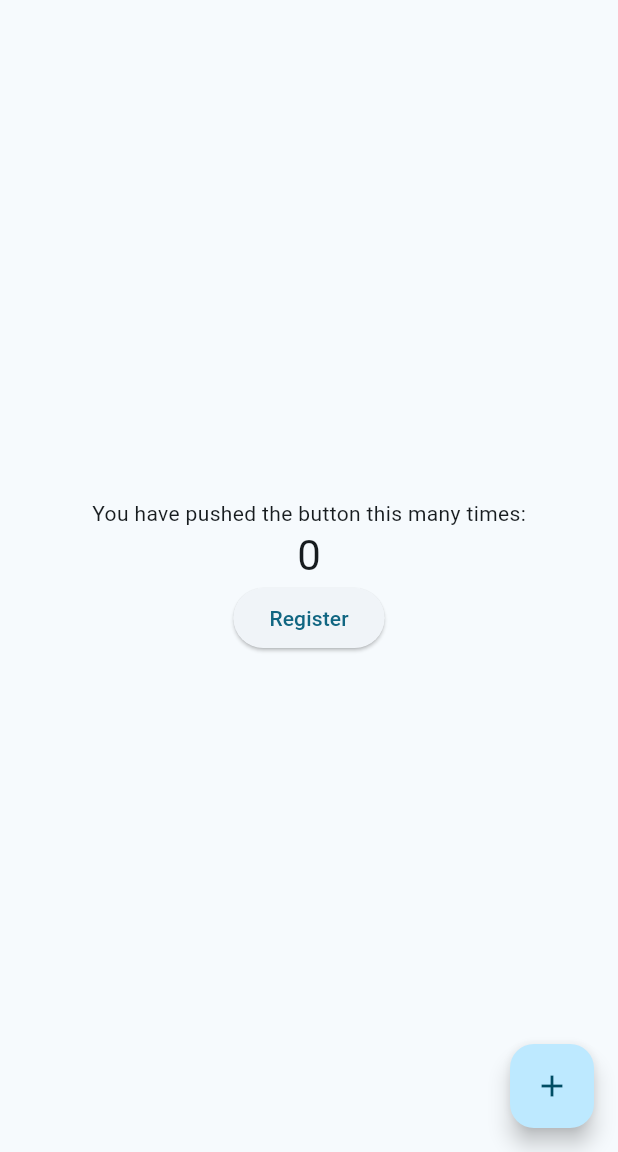
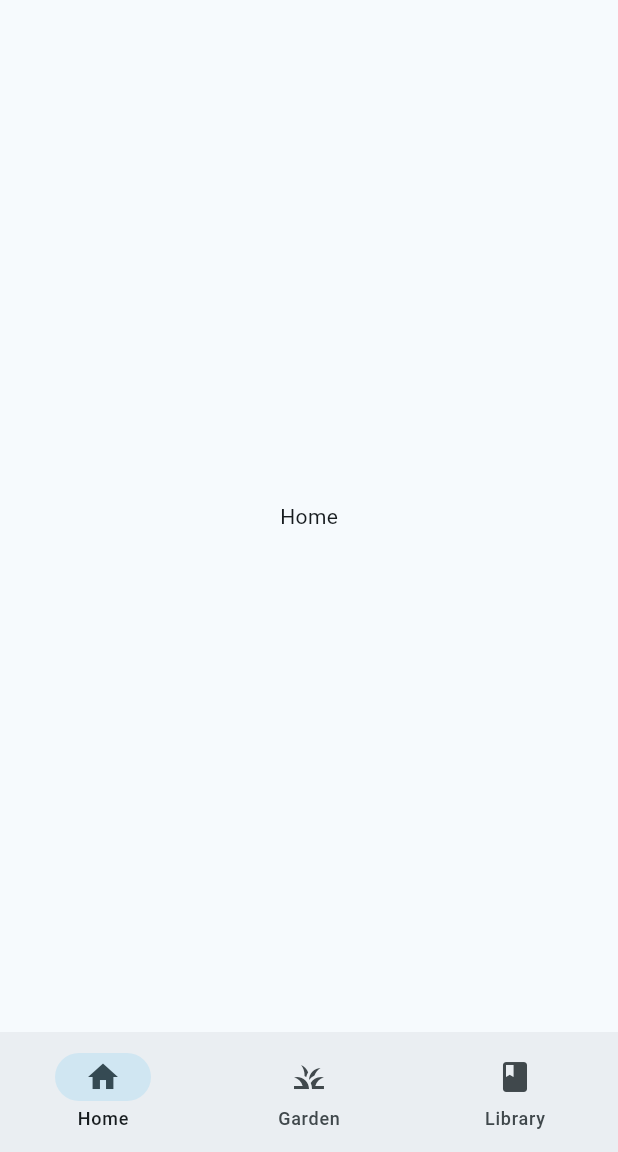
Before and after one commit to jfelic/leaf-n-lit, a Flutter app: the screen it shows after launch, on a phone screen of 412 x 824 dp, the part 84-1236 px from its top. Run offline on Flutter 3.47's test engine with Material 3 defaults, Android fonts, the phone set to English and light mode, and no system bars; our stand-ins replace cached_network_image, firebase_auth, firebase_core, go_router; missing offline and left inert: firebase_ui_auth; accounts and stored records are empty.

Commit message:
Updated main.dart and related changes

```diff
--- a/lib/main.dart
+++ b/lib/main.dart
@@ -1,32 +1,11 @@
 import 'package:flutter/material.dart';
 import 'package:firebase_core/firebase_core.dart';
-import 'firebase_options.dart';
-import 'package:firebase_auth/firebase_auth.dart';
+import 'utilities/firebase_options.dart';
 import 'package:provider/provider.dart';
 import 'package:go_router/go_router.dart';
-
-// Routes
-import 'package:leaf_n_lit/screens/splash/splash_screen.dart';
-import 'package:leaf_n_lit/screens/splash/registration/registration_screen.dart';
-import 'app_state.dart';
-
-// Define routes to switch between screens using GoRouter
-final GoRouter _router = GoRouter(
-  routes: [
-    // GoRoute(
-    //   path: "/",
-    //   builder: (context, state) => const SplashScreen(),
-    // ),
-    GoRoute(
-      path: "/",
-      builder: (context, state) => const MyHomePage(title: 'Leaf & Lit'),
-    ),
-    GoRoute(
-      path: "/register",
-      builder: (context, state) => RegistrationScreen(),
-    ),
-  ],
-);
+import 'utilities/app_state.dart';
+import 'screens/home/home_page.dart';
+import 'screens/registration/registration_screen.dart';
 
 void main() async {
   WidgetsFlutterBinding.ensureInitialized();
@@ -40,6 +19,20 @@ void main() async {
     ),
   );
 }
+
+// Define routes to switch between screens using GoRouter
+final GoRouter _router = GoRouter(
+  routes: [
+    GoRoute(
+      path: "/",
+      builder: (context, state) => const MyHomePage(title: 'Leaf & Lit'),
+    ),
+    GoRoute(
+      path: "/register",
+      builder: (context, state) => RegistrationScreen(),
+    ),
+  ],
+);
 
 class MyApp extends StatelessWidget {
   const MyApp({super.key});
@@ -56,63 +49,3 @@ class MyApp extends StatelessWidget {
     );
   }
 }
-
-class MyHomePage extends StatefulWidget {
-  const MyHomePage({super.key, required this.title});
-
-  final String title;
-
-  @override
-  State<MyHomePage> createState() => _MyHomePageState();
-}
-
-class _MyHomePageState extends State<MyHomePage> {
-  int _counter = 0;
-
-  void _incrementCounter() {
-    setState(() {
-      _counter++;
-    });
-  }
-
-  @override
-  Widget build(BuildContext context) {
-    return Scaffold(
-      appBar: AppBar(
-        backgroundColor: Theme.of(context).colorScheme.inversePrimary,
-        title: Text(widget.title),
-      ),
-
-      body: Center(
-        child: Column(
-          mainAxisAlignment: MainAxisAlignment.center,
-          children: <Widget>[
-            const Text(
-              'You have pushed the button this many times:',
-            ),
-            Text(
-              '$_counter',
-              style: Theme.of(context).textTheme.headlineMedium,
-            ),
-
-            ElevatedButton(
-              onPressed: () {
-                context.push("/register"); // Using GoRouter to navigate to the registration screen
-                // could also use context.go() or context.replace() to navigate to the registration screen
-              },
-              child: const Text('Register'),
-            ),
-
-          ],
-        ),
-      ),
-
-
-      floatingActionButton: FloatingActionButton(
-        onPressed: _incrementCounter,
-        tooltip: 'Increment',
-        child: const Icon(Icons.add),
-      ),
-    );
-  }
-}
--- /dev/null
+++ b/lib/screens/home/home_page.dart
@@ -0,0 +1,45 @@
+import 'package:flutter/material.dart';
+import 'package:leaf_n_lit/screens/library/library.dart';
+import 'package:leaf_n_lit/widgets/nav_bar.dart';
+
+class MyHomePage extends StatefulWidget {
+  const MyHomePage({super.key, required this.title});
+
+  final String title;
+
+  @override
+  State<MyHomePage> createState() => _MyHomePageState();
+}
+
+class _MyHomePageState extends State<MyHomePage> {
+  int _selectedIndex = 0;
+
+  final List<Widget> _pages = [
+    Center(child: Text('Home')),
+    Center(child: Text('Garden')),
+    LibraryPage(),
+  ];
+
+  void _onItemTapped(int index) {
+    setState(() {
+      _selectedIndex = index;
+    });
+  }
+
+  @override
+  Widget build(BuildContext context) {
+    return Scaffold(
+      appBar: AppBar(
+        backgroundColor: Theme.of(context).colorScheme.inversePrimary,
+        title: Text(widget.title),
+      ),
+      body: _pages[_selectedIndex],
+      bottomNavigationBar: CustomNavigationBar(
+        selectedIndex: _selectedIndex,
+        onItemTapped: (index) {
+          _onItemTapped(index);
+        },
+      ),
+    );
+  }
+}
--- a/lib/screens/splash/registration/registration_screen.dart
+++ b/lib/screens/registration/registration_screen.dart
@@ -1,8 +1,9 @@
 import 'package:flutter/material.dart';
 import 'package:leaf_n_lit/utilities/auth_service.dart';
+import 'package:leaf_n_lit/main.dart';
+import 'package:go_router/go_router.dart';
 
 class RegistrationScreen extends StatefulWidget {
-
   @override
   State<RegistrationScreen> createState() => _RegistrationScreenState();
 }
--- /dev/null
+++ b/lib/widgets/nav_bar.dart
@@ -0,0 +1,34 @@
+import 'package:flutter/material.dart';
+
+class CustomNavigationBar extends StatelessWidget {
+  final int selectedIndex;
+  final ValueChanged<int> onItemTapped;
+
+  const CustomNavigationBar({
+    Key? key,
+    required this.selectedIndex,
+    required this.onItemTapped,
+  }) : super(key: key);
+
+  @override
+  Widget build(BuildContext context) {
+    return NavigationBar(
+      selectedIndex: selectedIndex,
+      onDestinationSelected: onItemTapped,
+      destinations: const <NavigationDestination>[
+        NavigationDestination(
+          icon: Icon(Icons.home),
+          label: 'Home',
+        ),
+        NavigationDestination(
+          icon: Icon(Icons.grass),
+          label: 'Garden',
+        ),
+        NavigationDestination(
+          icon: Icon(Icons.book),
+          label: 'Library',
+        ),
+      ],
+    );
+  }
+}
--- a/pubspec.yaml
+++ b/pubspec.yaml
@@ -53,6 +53,8 @@ dev_dependencies:
   # package. See that file for information about deactivating specific lint
   # rules and activating additional ones.
   flutter_lints: ^4.0.0
+  http: ^1.2.2
+  cached_network_image: ^3.2.0
 
 # For information on the generic Dart part of this file, see the
 # following page: https://dart.dev/tools/pub/pubspec
```
Also changed, not shown: lib/screens/library/library.dart (added, +105 -0 lines), lib/utilities/app_state.dart (renamed from lib/app_state.dart), lib/utilities/firebase_options.dart (renamed from lib/firebase_options.dart), pubspec.lock, 1 other file.
